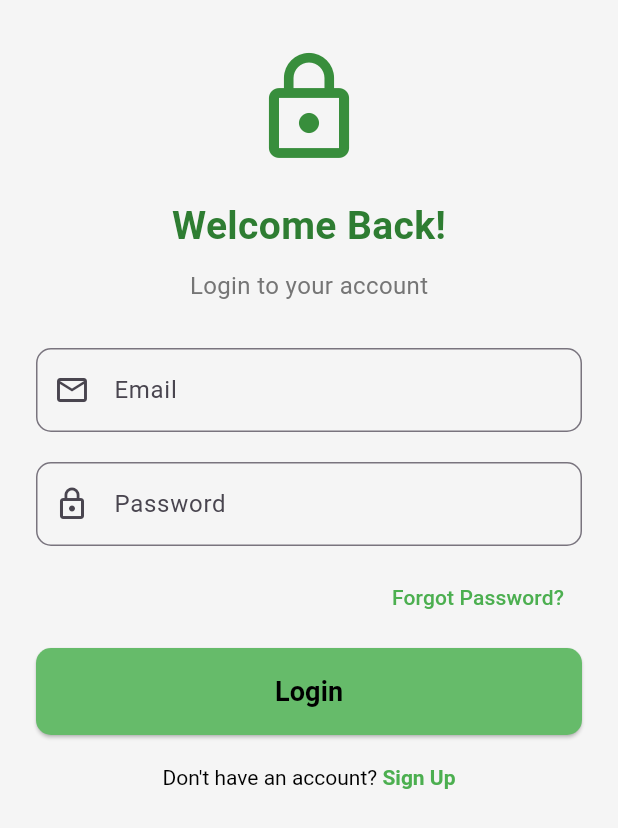
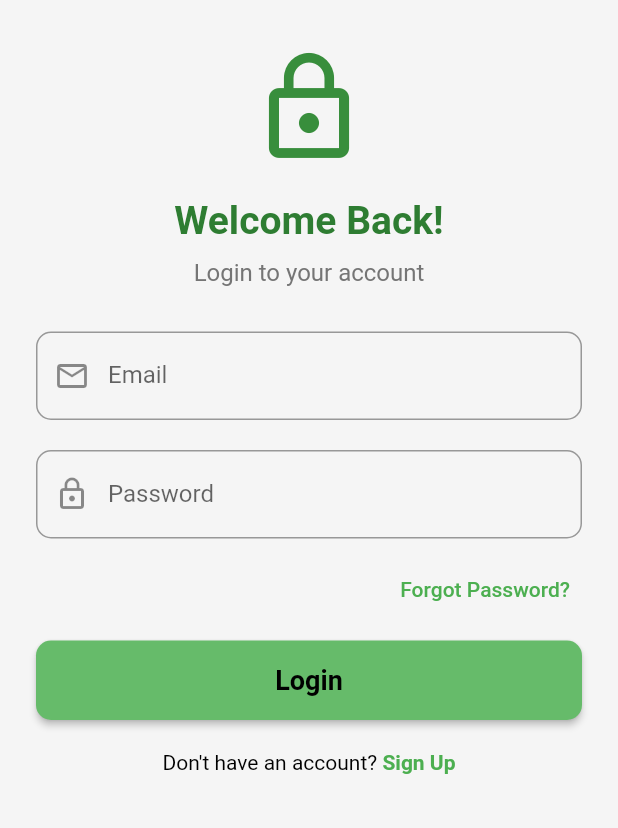
Before and after one commit to Aku-12/Thrill-Quest-Project, a Flutter app: the screen it shows after launch, on a phone screen of 412 x 824 dp. Shown: the top 828 px of the screen. Run offline on Flutter 3.47's test engine with Material 3 defaults, Android fonts, the phone set to English and light mode, and no system bars; our stand-ins replace lottie; Roboto replaces fonts that are missing (Poppins Regular).

Commit message:
updated the app file

```diff
--- a/lib/app.dart
+++ b/lib/app.dart
@@ -1,6 +1,7 @@
 import 'package:flutter/material.dart';
 import 'package:thrill_quest/View/login_screen.dart';
 import 'package:thrill_quest/View/splash_screen.dart';
+import 'package:thrill_quest/theme/mytheme.dart';
 import 'package:thrill_quest/view/home_screen.dart';
 import 'package:thrill_quest/view/signup_screen.dart';
 
@@ -20,6 +21,7 @@ class App extends StatelessWidget {
 
       },
       debugShowCheckedModeBanner: false,
+      theme: getTheme(),
     );
   }
 }
```
